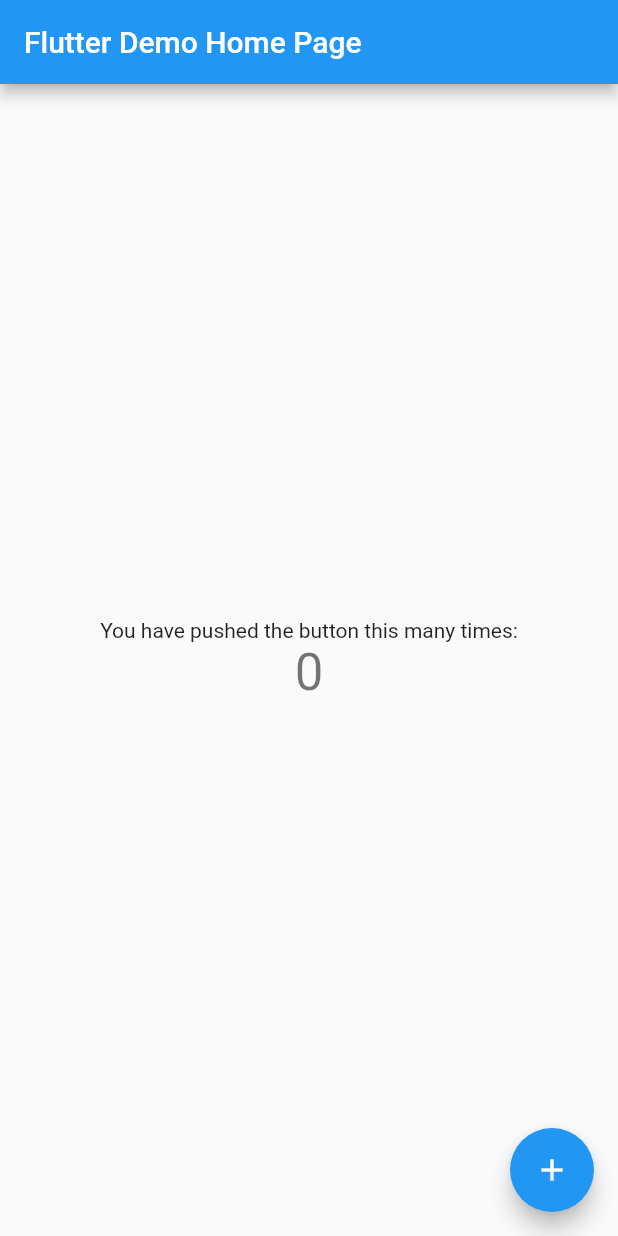
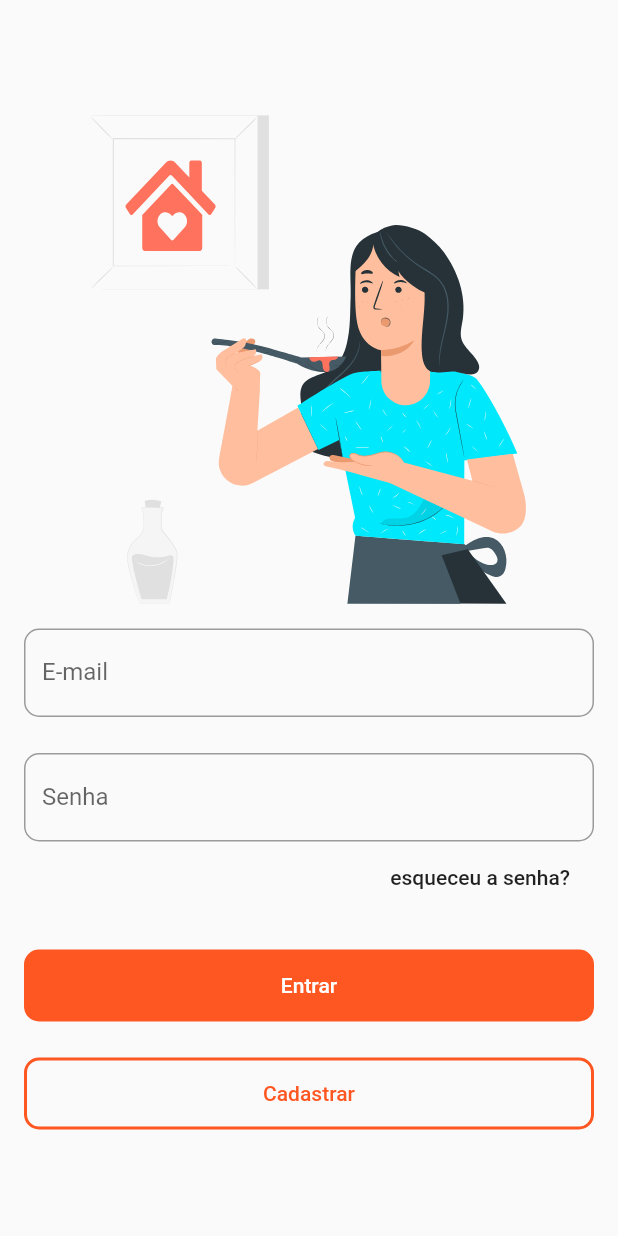
Before and after one commit to Caseirinho/caseirinho-app, a Flutter app: the screen it shows after launch, on a phone screen of 412 x 824 dp. Run offline on Flutter 3.47's test engine with Material 2 defaults, Android fonts, the phone set to English and light mode, and no system bars; our stand-ins replace flutter_svg.

Commit message:
create login screen layout

```diff
--- /dev/null
+++ b/lib/components/my_flat_button.dart
@@ -0,0 +1,27 @@
+import 'package:flutter/material.dart';
+
+class MyFlatButton extends StatelessWidget {
+  final String label;
+
+  const MyFlatButton({
+    Key key, this.label,
+  }) : super(key: key);
+
+  @override
+  Widget build(BuildContext context) {
+    return FlatButton(
+      onPressed: () => null,
+      color: Theme.of(context).primaryColor,
+      child: Padding(
+        padding: const EdgeInsets.all(16.0),
+        child: Text(
+          label,
+          style: TextStyle(color: Colors.white),
+        ),
+      ),
+      shape: RoundedRectangleBorder(
+        borderRadius: BorderRadius.all(Radius.circular(10)),
+      ),
+    );
+  }
+}
--- /dev/null
+++ b/lib/components/my_outline_button.dart
@@ -0,0 +1,35 @@
+import 'package:flutter/material.dart';
+import 'package:flutter/widgets.dart';
+
+class MyOutlineButton extends StatelessWidget {
+  final String label;
+
+  const MyOutlineButton({
+    Key key,
+    this.label,
+  }) : super(key: key);
+
+  @override
+  Widget build(BuildContext context) {
+    var color = Theme.of(context).primaryColor;
+    return OutlineButton(
+      onPressed: () => null,
+      color: color,
+      child: Padding(
+        padding: const EdgeInsets.all(16.0),
+        child: Text(
+          label,
+          style: TextStyle(color: color),
+        ),
+      ),
+      borderSide: BorderSide(
+        color: color,
+        style: BorderStyle.solid,
+        width: 2.0,
+      ),
+      shape: RoundedRectangleBorder(
+        borderRadius: BorderRadius.all(Radius.circular(10)),
+      ),
+    );
+  }
+}
--- /dev/null
+++ b/lib/components/my_text_field.dart
@@ -0,0 +1,21 @@
+import 'package:flutter/material.dart';
+
+class MyTextField extends StatelessWidget {
+  final String labelText;
+
+  const MyTextField({
+    Key key,
+    this.labelText,
+  }) : super(key: key);
+
+  @override
+  Widget build(BuildContext context) {
+    return TextFormField(
+      decoration: InputDecoration(
+        labelText: labelText,
+        border: OutlineInputBorder(
+            borderRadius: BorderRadius.all(Radius.circular(10))),
+      ),
+    );
+  }
+}
--- a/lib/main.dart
+++ b/lib/main.dart
@@ -1,3 +1,4 @@
+import 'package:caseirinho_app/screens/login.dart';
 import 'package:flutter/material.dart';
 
 void main() {
@@ -9,109 +10,13 @@ class MyApp extends StatelessWidget {
   @override
   Widget build(BuildContext context) {
     return MaterialApp(
-      title: 'Flutter Demo',
+      title: 'Caseirinho',
       theme: ThemeData(
-        // This is the theme of your application.
-        //
-        // Try running your application with "flutter run". You'll see the
-        // application has a blue toolbar. Then, without quitting the app, try
-        // changing the primarySwatch below to Colors.green and then invoke
-        // "hot reload" (press "r" in the console where you ran "flutter run",
-        // or simply save your changes to "hot reload" in a Flutter IDE).
-        // Notice that the counter didn't reset back to zero; the application
-        // is not restarted.
-        primarySwatch: Colors.blue,
-        // This makes the visual density adapt to the platform that you run
-        // the app on. For desktop platforms, the controls will be smaller and
-        // closer together (more dense) than on mobile platforms.
+        primarySwatch: Colors.deepOrange,
+        accentColor: Colors.lightBlueAccent,
         visualDensity: VisualDensity.adaptivePlatformDensity,
       ),
-      home: MyHomePage(title: 'Flutter Demo Home Page'),
+      home: LoginScreen(),
     );
   }
 }
-
-class MyHomePage extends StatefulWidget {
-  MyHomePage({Key key, this.title}) : super(key: key);
-
-  // This widget is the home page of your application. It is stateful, meaning
-  // that it has a State object (defined below) that contains fields that affect
-  // how it looks.
-
-  // This class is the configuration for the state. It holds the values (in this
-  // case the title) provided by the parent (in this case the App widget) and
-  // used by the build method of the State. Fields in a Widget subclass are
-  // always marked "final".
-
-  final String title;
-
-  @override
-  _MyHomePageState createState() => _MyHomePageState();
-}
-
-class _MyHomePageState extends State<MyHomePage> {
-  int _counter = 0;
-
-  void _incrementCounter() {
-    setState(() {
-      // This call to setState tells the Flutter framework that something has
-      // changed in this State, which causes it to rerun the build method below
-      // so that the display can reflect the updated values. If we changed
-      // _counter without calling setState(), then the build method would not be
-      // called again, and so nothing would appear to happen.
-      _counter++;
-    });
-  }
-
-  @override
-  Widget build(BuildContext context) {
-    // This method is rerun every time setState is called, for instance as done
-    // by the _incrementCounter method above.
-    //
-    // The Flutter framework has been optimized to make rerunning build methods
-    // fast, so that you can just rebuild anything that needs updating rather
-    // than having to individually change instances of widgets.
-    return Scaffold(
-      appBar: AppBar(
-        // Here we take the value from the MyHomePage object that was created by
-        // the App.build method, and use it to set our appbar title.
-        title: Text(widget.title),
-      ),
-      body: Center(
-        // Center is a layout widget. It takes a single child and positions it
-        // in the middle of the parent.
-        child: Column(
-          // Column is also a layout widget. It takes a list of children and
-          // arranges them vertically. By default, it sizes itself to fit its
-          // children horizontally, and tries to be as tall as its parent.
-          //
-          // Invoke "debug painting" (press "p" in the console, choose the
-          // "Toggle Debug Paint" action from the Flutter Inspector in Android
-          // Studio, or the "Toggle Debug Paint" command in Visual Studio Code)
-          // to see the wireframe for each widget.
-          //
-          // Column has various properties to control how it sizes itself and
-          // how it positions its children. Here we use mainAxisAlignment to
-          // center the children vertically; the main axis here is the vertical
-          // axis because Columns are vertical (the cross axis would be
-          // horizontal).
-          mainAxisAlignment: MainAxisAlignment.center,
-          children: <Widget>[
-            Text(
-              'You have pushed the button this many times:',
-            ),
-            Text(
-              '$_counter',
-              style: Theme.of(context).textTheme.headline4,
-            ),
-          ],
-        ),
-      ),
-      floatingActionButton: FloatingActionButton(
-        onPressed: _incrementCounter,
-        tooltip: 'Increment',
-        child: Icon(Icons.add),
-      ), // This trailing comma makes auto-formatting nicer for build methods.
-    );
-  }
-}
--- /dev/null
+++ b/lib/screens/login.dart
@@ -0,0 +1,59 @@
+import 'package:caseirinho_app/components/my_flat_button.dart';
+import 'package:caseirinho_app/components/my_outline_button.dart';
+import 'package:caseirinho_app/components/my_text_field.dart';
+import 'package:flutter/material.dart';
+import 'package:flutter_svg/svg.dart';
+
+class LoginScreen extends StatefulWidget {
+  @override
+  _LoginScreenState createState() => _LoginScreenState();
+}
+
+class _LoginScreenState extends State<LoginScreen> {
+  @override
+  Widget build(BuildContext context) {
+    return Scaffold(
+      // appBar: AppBar(
+      //   title: Text('Caseiro'),
+      // ),
+      body: Padding(
+        padding: const EdgeInsets.all(16.0),
+        child: Column(
+          crossAxisAlignment: CrossAxisAlignment.stretch,
+          children: [
+            Padding(
+              padding: const EdgeInsets.only(top: 60.0, left: 16, right: 16, bottom: 16),
+              child: SvgPicture.asset(
+                'assets/login_gravure.svg',
+              ),
+            ),
+            MyTextField(
+              labelText: "E-mail",
+            ),
+            SizedBox(height: 24,),
+            MyTextField(
+              labelText: "Senha",
+            ),
+            Row(
+              mainAxisAlignment: MainAxisAlignment.end,
+              children: [
+                FlatButton(
+                  onPressed: () => null,
+                  child: Text("esqueceu a senha?"),
+                ),
+              ],
+            ),
+            SizedBox(height: 24,),
+            MyFlatButton(
+              label: "Entrar",
+            ),
+            SizedBox(height: 24,),
+            MyOutlineButton(
+              label: "Cadastrar",
+            ),
+          ],
+        ),
+      ),
+    );
+  }
+}
--- a/pubspec.yaml
+++ b/pubspec.yaml
@@ -23,7 +23,7 @@ environment:
 dependencies:
   flutter:
     sdk: flutter
-
+  flutter_svg: ^0.19.0
 
   # The following adds the Cupertino Icons font to your application.
   # Use with the CupertinoIcons class for iOS style icons.
@@ -48,6 +48,8 @@ flutter:
   # assets:
   #   - images/a_dot_burr.jpeg
   #   - images/a_dot_ham.jpeg
+  assets:
+    - assets/
 
   # An image asset can refer to one or more resolution-specific "variants", see
   # https://flutter.dev/assets-and-images/#resolution-aware.
```
Also changed, not shown: assets/login_gravure.svg (added), pubspec.lock.
